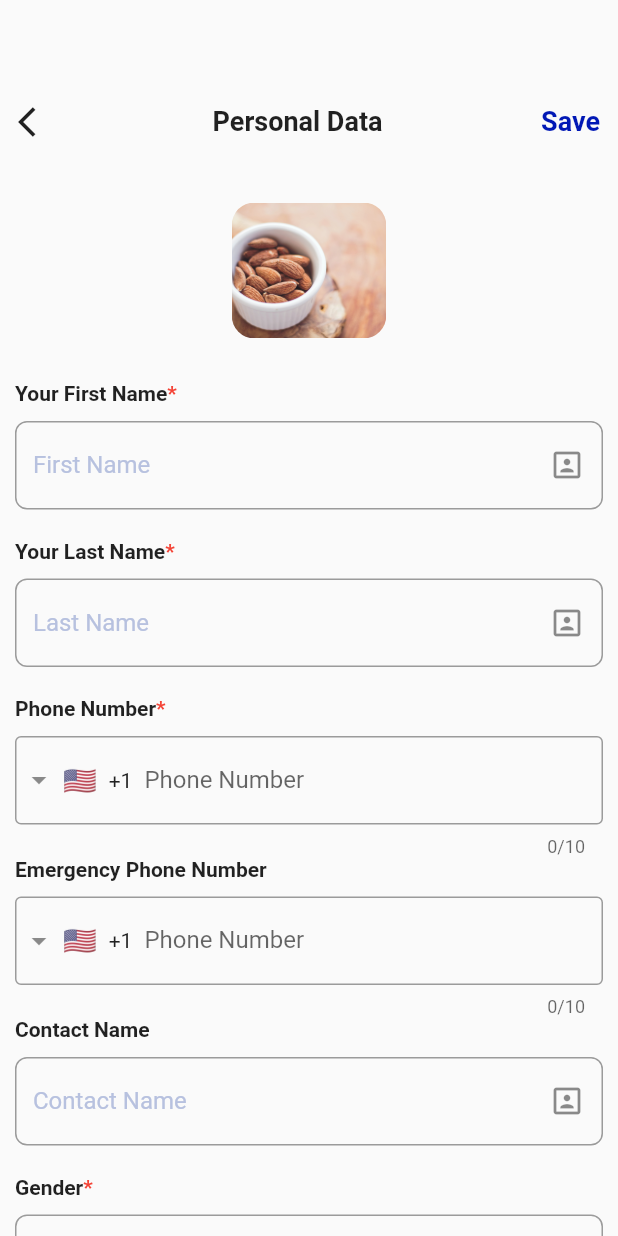
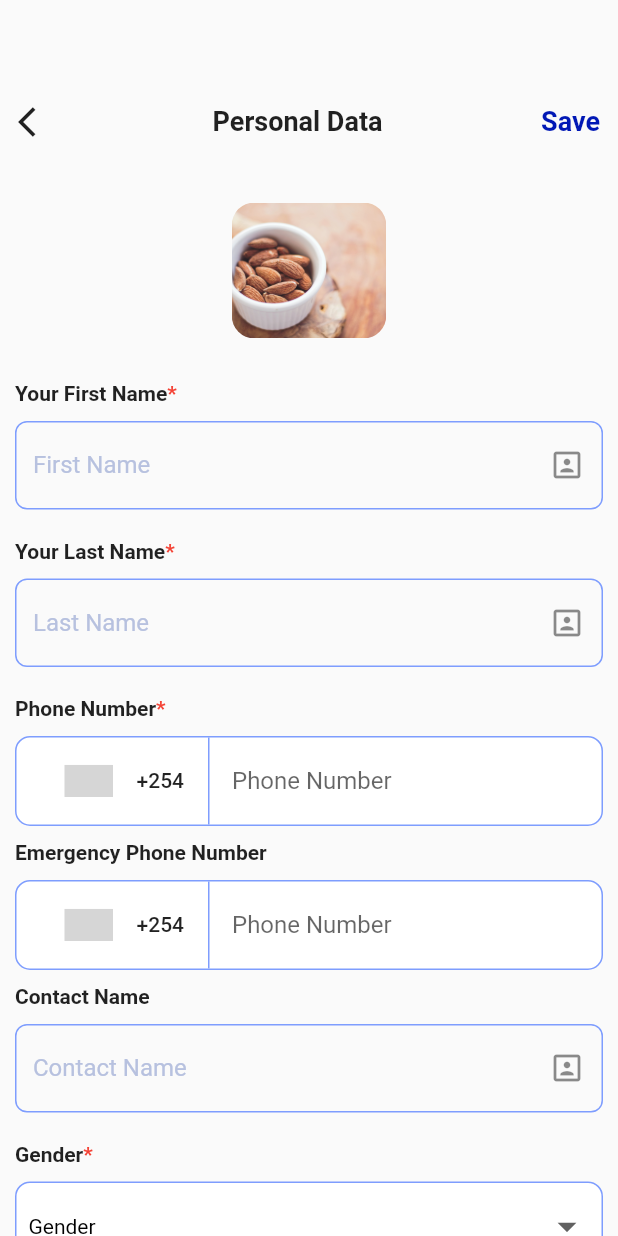
Before and after one commit to kokodavid/AllerG, a Flutter app: the PersonalData screen opened directly, on a phone screen of 412 x 824 dp. Run offline on Flutter 3.47's test engine with Material 2 defaults, Android fonts, the phone set to English and light mode, and no system bars; drawn by our look-alikes of country_code_picker, intl_phone_field; our stand-ins replace animated_bottom_navigation_bar, bloc, cloud_firestore, equatable, firebase_auth, firebase_core and 5 more; missing offline and left inert: flutter_login_facebook; accounts and stored records are empty; Roboto replaces fonts that are missing (SFpro); project files that could hold a hidden picture were left out; grey boxes are pictures that could not be loaded.

Commit message:
personal data update

```diff
--- a/lib/Screens/profile_screens/personal_data_page.dart
+++ b/lib/Screens/profile_screens/personal_data_page.dart
@@ -1,5 +1,7 @@
 import 'package:allerg/Resources/colors.dart';
+import 'package:allerg/constants/border_edit_text.dart';
 import 'package:allerg/constants/custom_edit_text.dart';
+import 'package:country_code_picker/country_code_picker.dart';
 import 'package:flutter/material.dart';
 import 'package:intl_phone_field/intl_phone_field.dart';
 
@@ -12,9 +14,15 @@ class PersonalData extends StatefulWidget {
 }
 
 class _PersonalDataState extends State<PersonalData> {
+  String _dropDownValue = 'Gender';
   String initialCountry = 'NG';
   final TextEditingController controller = TextEditingController();
 
+  @override
+  void initState() {
+    // TODO: implement initState
+    super.initState();
+  }
 
   @override
   Widget build(BuildContext context) {
@@ -69,6 +77,7 @@ class _PersonalDataState extends State<PersonalData> {
                     image: DecorationImage(image: AssetImage('assets/images/boardone.png',),fit: BoxFit.cover)
                 ),
               ),
+
               Padding(
                 padding: const EdgeInsets.symmetric(horizontal: 10),
                 child: Column(
@@ -98,7 +107,7 @@ class _PersonalDataState extends State<PersonalData> {
                     ),
                     Container(
                       margin: EdgeInsets.only(bottom: 20),
-                      child: CustomEditText(
+                      child: BorderEditText(
                         hintText: "First Name",
                         obscurity: false,
                         icon: Icon(Icons.portrait),
@@ -129,7 +138,7 @@ class _PersonalDataState extends State<PersonalData> {
                     ),
                     Container(
                       margin: EdgeInsets.only(bottom: 20),
-                      child: CustomEditText(
+                      child: BorderEditText(
                         hintText: "Last Name",
                         obscurity: false,
                         icon: Icon(Icons.portrait),
@@ -158,42 +167,48 @@ class _PersonalDataState extends State<PersonalData> {
                             )
                         )
                     ),
-                    // InternationalPhoneNumberInput(
-                    //   onInputChanged: (PhoneNumber number) {
-                    //     print(number.phoneNumber);
-                    //   },
-                    //   onInputValidated: (bool value) {
-                    //     print(value);
-                    //   },
-                    //   selectorConfig: const SelectorConfig(
-                    //     selectorType: PhoneInputSelectorType.BOTTOM_SHEET,
-                    //   ),
-                    //   ignoreBlank: false,
-                    //   autoValidateMode: AutovalidateMode.disabled,
-                    //   selectorTextStyle: TextStyle(color: Colors.black),
-                    //   initialValue: number,
-                    //   textFieldController: controller,
-                    //   formatInput: false,
-                    //   keyboardType:
-                    //   TextInputType.numberWithOptions(signed: true, decimal: true),
-                    //   inputBorder: OutlineInputBorder(),
-                    //   onSaved: (PhoneNumber number) {
-                    //     print('On Saved: $number');
-                    //   },
-                    // ),
-                    IntlPhoneField(
-                      decoration: const InputDecoration(
-                        labelText: 'Phone Number',
-                        border: OutlineInputBorder(
-                          borderSide: BorderSide(),
+                    Container(
+                      margin: EdgeInsets.only(bottom: 10),
+                      height: 60,
+                      decoration:  BoxDecoration(
+                          borderRadius: BorderRadius.all(Radius.circular(10)),
+                          border: Border.all(color: AppColors.lightText),
+                          color: Colors.white
+                      ),
+                      child: IntrinsicHeight(
+                        child: Row(
+                          children: [
+                          CountryCodePicker(
+                          onChanged: print,
+                          // Initial selection and favorite can be one of code ('IT') OR dial_code('+39')
+                          initialSelection: 'KE',
+                          favorite: ['+39','FR'],
+                          // optional. Shows only country name and flag
+                          showCountryOnly: false,
+                          // optional. Shows only country name and flag when popup is closed.
+                          showOnlyCountryWhenClosed: false,
+                          // optional. aligns the flag and the Text left
+                          alignLeft: false,
+                        ),
+                            Container(width: 1, color: AppColors.lightText),
+                            Expanded(
+                                child:TextFormField(
+                                  maxLines: 1,
+                                  decoration: const InputDecoration(
+                                      border: InputBorder.none,
+                                      focusedBorder: InputBorder.none,
+                                      enabledBorder: InputBorder.none,
+                                      errorBorder: InputBorder.none,
+                                      disabledBorder: InputBorder.none,
+                                      contentPadding:
+                                      EdgeInsets.only(left: 15, bottom: 11, top: 11, right: 15),
+                                      hintText: "Phone Number"),
+                                ),
+                            )// This is divider
+
+                          ],
                         ),
                       ),
-                      onChanged: (phone) {
-                        print(phone.completeNumber);
-                      },
-                      onCountryChanged: (phone) {
-                        // print('Country code changed to: ' + phone.countryCode);
-                      },
                     ),
                     Container(
                         margin: EdgeInsets.only(bottom: 10),
@@ -211,19 +226,48 @@ class _PersonalDataState extends State<PersonalData> {
                             )
                         )
                     ),
-                    IntlPhoneField(
-                      decoration: const InputDecoration(
-                        labelText: 'Phone Number',
-                        border: OutlineInputBorder(
-                          borderSide: BorderSide(),
+                    Container(
+                      margin: EdgeInsets.only(bottom: 10),
+                      height: 60,
+                      decoration:  BoxDecoration(
+                          borderRadius: BorderRadius.all(Radius.circular(10)),
+                          border: Border.all(color: AppColors.lightText),
+                          color: Colors.white
+                      ),
+                      child: IntrinsicHeight(
+                        child: Row(
+                          children: [
+                            CountryCodePicker(
+                              onChanged: print,
+                              // Initial selection and favorite can be one of code ('IT') OR dial_code('+39')
+                              initialSelection: 'KE',
+                              favorite: ['+39','FR'],
+                              // optional. Shows only country name and flag
+                              showCountryOnly: false,
+                              // optional. Shows only country name and flag when popup is closed.
+                              showOnlyCountryWhenClosed: false,
+                              // optional. aligns the flag and the Text left
+                              alignLeft: false,
+                            ),
+                            Container(width: 1, color: AppColors.lightText),
+                            Expanded(
+                              child:TextFormField(
+                                maxLines: 1,
+                                decoration: const InputDecoration(
+                                    border: InputBorder.none,
+                                    focusedBorder: InputBorder.none,
+                                    enabledBorder: InputBorder.none,
+                                    errorBorder: InputBorder.none,
+                                    disabledBorder: InputBorder.none,
+                                    contentPadding:
+                                    EdgeInsets.only(left: 15, bottom: 11, top: 11, right: 15),
+                                    hintText: "Phone Number"),
+                              ),
+                            )// This is divider
+
+                          ],
                         ),
                       ),
-                      onChanged: (phone) {
-                        print(phone.completeNumber);
-                      },
-                      onCountryChanged: (phone) {
-                        // print('Country code changed to: ' + phone.countryCode);
-                      },
                     ),
                     Container(
                         margin: EdgeInsets.only(bottom: 10),
@@ -243,7 +287,7 @@ class _PersonalDataState extends State<PersonalData> {
                     ),
                     Container(
                       margin: EdgeInsets.only(bottom: 20),
-                      child: CustomEditText(
+                      child: BorderEditText(
                         hintText: "Contact Name",
                         obscurity: false,
                         icon: Icon(Icons.portrait),
@@ -273,12 +317,43 @@ class _PersonalDataState extends State<PersonalData> {
                         )
                     ),
                     Container(
+                      width: MediaQuery.of(context).size.width,
+                        decoration:  BoxDecoration(
+                            borderRadius: BorderRadius.all(Radius.circular(10)),
+                            border: Border.all(color: AppColors.lightText),
+                            color: Colors.white
+                        ),
                       margin: EdgeInsets.only(bottom: 20),
-                      child: CustomEditText(
-                        hintText: "Gender",
-                        obscurity: false,
-                        icon: Icon(Icons.portrait),
-                      ),
+                      child:Padding(
+                        padding: const EdgeInsets.symmetric(horizontal: 8.0,vertical: 5),
+                        child: DropdownButtonHideUnderline(
+                          child: DropdownButton(
+                            hint: _dropDownValue == null
+                                ? Text('Gender')
+                                : Text(
+                              _dropDownValue,
+                              style: TextStyle(color: Colors.black),
+                            ),
+                            isExpanded: true,
+                            iconSize: 30.0,
+                            style: TextStyle(color: Colors.black),
+                            items: ['Male', 'Female'].map(
+                                  (val) {
+                                return DropdownMenuItem<String>(
+                                  value: val,
+                                  child: Text(val),
+                                );
+                              },
+                            ).toList(),
+                            onChanged: (val) {
+                              setState(
+                                    () {
+                                },
+                              );
+                            },
+                          ),
+                        ),
+                      )
                     ),
                     Container(
                         margin: EdgeInsets.only(bottom: 10),
@@ -298,10 +373,10 @@ class _PersonalDataState extends State<PersonalData> {
                     ),
                     Container(
                       margin: EdgeInsets.only(bottom: 20),
-                      child: CustomEditText(
-                        hintText: "Gender",
+                      child: BorderEditText(
+                        hintText: "DOB",
                         obscurity: false,
-                        icon: Icon(Icons.portrait),
+                        icon: Icon(Icons.calendar_today),
                       ),
                     ),
                     Container(
@@ -322,10 +397,10 @@ class _PersonalDataState extends State<PersonalData> {
                     ),
                     Container(
                       margin: EdgeInsets.only(bottom: 20),
-                      child: CustomEditText(
+                      child: BorderEditText(
                         hintText: "Gender",
                         obscurity: false,
-                        icon: Icon(Icons.portrait),
+                        icon: Icon(Icons.hourglass_empty),
                       ),
                     ),
                     Container(
@@ -346,10 +421,10 @@ class _PersonalDataState extends State<PersonalData> {
                     ),
                     Container(
                       margin: EdgeInsets.only(bottom: 20),
-                      child: CustomEditText(
+                      child: BorderEditText(
                         hintText: "Gender",
                         obscurity: false,
-                        icon: Icon(Icons.portrait),
+                        icon: Icon(Icons.place),
                       ),
                     ),
                     Container(
--- /dev/null
+++ b/lib/constants/border_edit_text.dart
@@ -0,0 +1,77 @@
+import 'package:allerg/Resources/colors.dart';
+import 'package:flutter/cupertino.dart';
+import 'package:flutter/material.dart';
+
+class BorderEditText extends StatefulWidget {
+  final String hintText;
+  final bool obscurity;
+  final controller;
+  final errorText;
+  final Icon icon;
+
+  BorderEditText(
+      {required this.hintText,
+        required this.obscurity,
+        required this.icon,
+        this.controller,
+        this.errorText,
+      });
+
+  @override
+  _BorderEditTextState createState() => _BorderEditTextState();
+}
+
+class _BorderEditTextState extends State<BorderEditText> {
+  var labelText = '';
+
+  @override
+  Widget build(BuildContext context) {
+    return TextFormField(
+      validator: (value) {
+        if (value == null || value.isEmpty) {
+          return widget.errorText;
+        }
+      },
+      obscureText: widget.obscurity,
+      controller: widget.controller,
+      style: TextStyle(color: AppColors.textColor),
+      onChanged: (v) {
+        setState(() {
+          if (v.isNotEmpty) {
+            labelText = widget.hintText;
+          } else {
+            labelText = '';
+          }
+        });
+      },
+      decoration: InputDecoration(
+        labelStyle: TextStyle(color: AppColors.lightText.withOpacity(0.5)),
+        floatingLabelBehavior: FloatingLabelBehavior.auto,
+        hintText: widget.hintText,
+        focusedBorder: OutlineInputBorder(
+          borderRadius: BorderRadius.circular(8.0),
+          borderSide: const BorderSide(
+            color: AppColors.lightText,
+          ),
+        ),
+          enabledBorder: OutlineInputBorder(
+            borderRadius: BorderRadius.circular(8.0),
+            borderSide: const BorderSide(
+              color: AppColors.lightText,
+            ),
+          ),
+
+        filled: false,
+        // hintText: widget.hintText,
+        hintStyle: TextStyle(color: AppColors.dimColor),
+        fillColor: const Color(0xFFFFFF),
+        suffixIcon: widget.icon,
+        suffixStyle: const TextStyle(
+          color: AppColors.lightText
+        )
+      ),
+      cursorColor: AppColors.lightText,
+
+    );
+  }
+}
--- a/pubspec.yaml
+++ b/pubspec.yaml
@@ -50,6 +50,7 @@ dependencies:
   persistent_bottom_nav_bar: ^4.0.2
   intl_phone_field: ^2.1.0
   flutter_advanced_switch: ^3.0.0
+  country_code_picker: ^2.0.2
 
 dev_dependencies:
   flutter_test:
```
Also changed, not shown: pubspec.lock.
